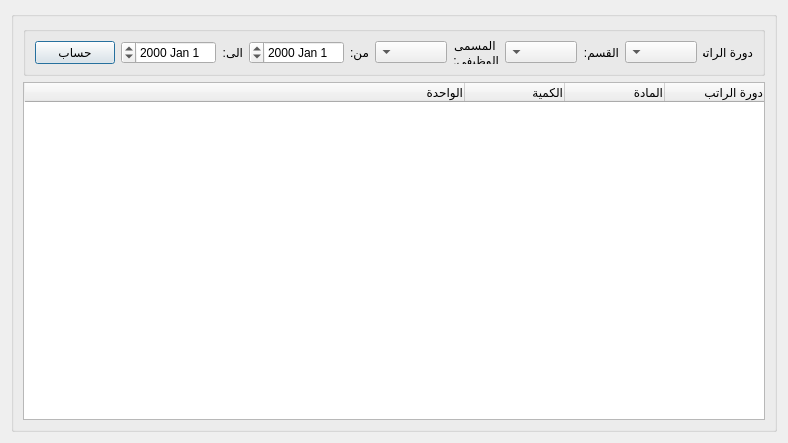
This is Ui_Salary_Report.ui in rabee361/E-commerce2 as Qt 5 draws it before an edit. The edited form follows.
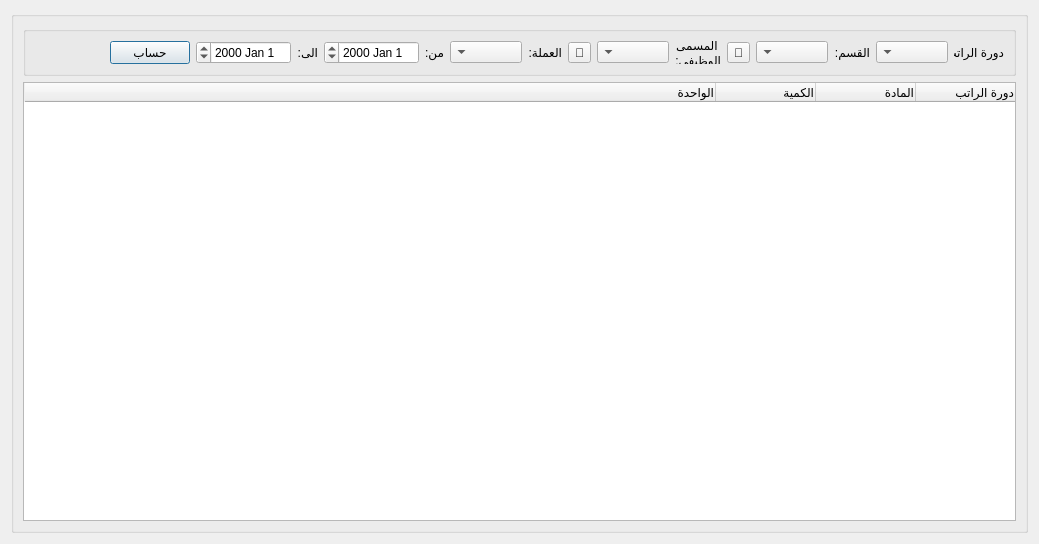
This is the edited form.

```diff
--- a/Ui_Salary_Report.ui
+++ b/Ui_Salary_Report.ui
@@ -9,8 +9,8 @@
    <rect>
     <x>0</x>
     <y>0</y>
-    <width>751</width>
-    <height>443</height>
+    <width>1039</width>
+    <height>544</height>
    </rect>
   </property>
   <property name="minimumSize">
@@ -65,103 +65,23 @@
          <string/>
         </property>
         <layout class="QGridLayout" name="gridLayout_3">
-         <item row="0" column="10">
-          <widget class="QPushButton" name="calculate_btn">
-           <property name="maximumSize">
-            <size>
-             <width>100</width>
-             <height>16777215</height>
-            </size>
-           </property>
-           <property name="text">
-            <string>حساب</string>
-           </property>
-          </widget>
-         </item>
          <item row="0" column="7">
-          <widget class="QDateEdit" name="to_date_input"/>
+          <widget class="QToolButton" name="select_position_btn">
+           <property name="text">
+            <string>🔎</string>
+           </property>
+          </widget>
          </item>
          <item row="0" column="6">
-          <widget class="QLabel" name="label_5">
-           <property name="maximumSize">
-            <size>
-             <width>60</width>
-             <height>16777215</height>
-            </size>
-           </property>
-           <property name="text">
-            <string>من:</string>
-           </property>
-          </widget>
-         </item>
-         <item row="0" column="9">
-          <widget class="QDateEdit" name="to_date_input_3"/>
-         </item>
-         <item row="0" column="4">
-          <widget class="QLabel" name="label_7">
-           <property name="maximumSize">
-            <size>
-             <width>50</width>
-             <height>16777215</height>
-            </size>
-           </property>
-           <property name="text">
-            <string>المسمى الوظيفي:</string>
-           </property>
-           <property name="wordWrap">
-            <bool>true</bool>
-           </property>
-          </widget>
-         </item>
-         <item row="0" column="2">
-          <widget class="QLabel" name="label_3">
-           <property name="maximumSize">
-            <size>
-             <width>50</width>
-             <height>16777215</height>
-            </size>
-           </property>
-           <property name="text">
-            <string>القسم:</string>
-           </property>
-          </widget>
-         </item>
-         <item row="0" column="8">
-          <widget class="QLabel" name="label_9">
-           <property name="maximumSize">
-            <size>
-             <width>60</width>
-             <height>16777215</height>
-            </size>
-           </property>
-           <property name="text">
-            <string>الى:</string>
-           </property>
-          </widget>
-         </item>
-         <item row="0" column="1">
-          <widget class="QComboBox" name="salary_cycle_combobox"/>
-         </item>
-         <item row="0" column="0">
-          <widget class="QLabel" name="label_8">
-           <property name="maximumSize">
-            <size>
-             <width>50</width>
-             <height>16777215</height>
-            </size>
-           </property>
-           <property name="text">
-            <string>دورة الراتب:</string>
-           </property>
-          </widget>
-         </item>
-         <item row="0" column="5">
           <widget class="QComboBox" name="position_combobox"/>
          </item>
+         <item row="0" column="11">
+          <widget class="QDateEdit" name="to_date_input"/>
+         </item>
          <item row="0" column="3">
           <widget class="QComboBox" name="department_combobox"/>
          </item>
-         <item row="0" column="11">
+         <item row="0" column="15">
           <spacer name="horizontalSpacer">
            <property name="orientation">
             <enum>Qt::Horizontal</enum>
@@ -174,6 +94,116 @@
            </property>
           </spacer>
          </item>
+         <item row="0" column="2">
+          <widget class="QLabel" name="label_3">
+           <property name="maximumSize">
+            <size>
+             <width>50</width>
+             <height>16777215</height>
+            </size>
+           </property>
+           <property name="text">
+            <string>القسم:</string>
+           </property>
+          </widget>
+         </item>
+         <item row="0" column="12">
+          <widget class="QLabel" name="label_9">
+           <property name="maximumSize">
+            <size>
+             <width>60</width>
+             <height>16777215</height>
+            </size>
+           </property>
+           <property name="text">
+            <string>الى:</string>
+           </property>
+          </widget>
+         </item>
+         <item row="0" column="0">
+          <widget class="QLabel" name="label_8">
+           <property name="maximumSize">
+            <size>
+             <width>50</width>
+             <height>16777215</height>
+            </size>
+           </property>
+           <property name="text">
+            <string>دورة الراتب:</string>
+           </property>
+          </widget>
+         </item>
+         <item row="0" column="1">
+          <widget class="QComboBox" name="salary_cycle_combobox"/>
+         </item>
+         <item row="0" column="10">
+          <widget class="QLabel" name="label_5">
+           <property name="maximumSize">
+            <size>
+             <width>60</width>
+             <height>16777215</height>
+            </size>
+           </property>
+           <property name="text">
+            <string>من:</string>
+           </property>
+          </widget>
+         </item>
+         <item row="0" column="13">
+          <widget class="QDateEdit" name="to_date_input_3"/>
+         </item>
+         <item row="0" column="5">
+          <widget class="QLabel" name="label_7">
+           <property name="maximumSize">
+            <size>
+             <width>50</width>
+             <height>16777215</height>
+            </size>
+           </property>
+           <property name="text">
+            <string>المسمى الوظيفي:</string>
+           </property>
+           <property name="wordWrap">
+            <bool>true</bool>
+           </property>
+          </widget>
+         </item>
+         <item row="0" column="9">
+          <widget class="QComboBox" name="currency_combobox"/>
+         </item>
+         <item row="0" column="8">
+          <widget class="QLabel" name="label_4">
+           <property name="maximumSize">
+            <size>
+             <width>50</width>
+             <height>16777215</height>
+            </size>
+           </property>
+           <property name="text">
+            <string>العملة:</string>
+           </property>
+          </widget>
+         </item>
+         <item row="0" column="14">
+          <widget class="QPushButton" name="calculate_btn">
+           <property name="maximumSize">
+            <size>
+             <width>100</width>
+             <height>16777215</height>
+            </size>
+           </property>
+           <property name="text">
+            <string>حساب</string>
+           </property>
+          </widget>
+         </item>
+         <item row="0" column="4">
+          <widget class="QToolButton" name="select_department_btn">
+           <property name="text">
+            <string>🔎</string>
+           </property>
+          </widget>
+         </item>
         </layout>
        </widget>
       </item>
```
